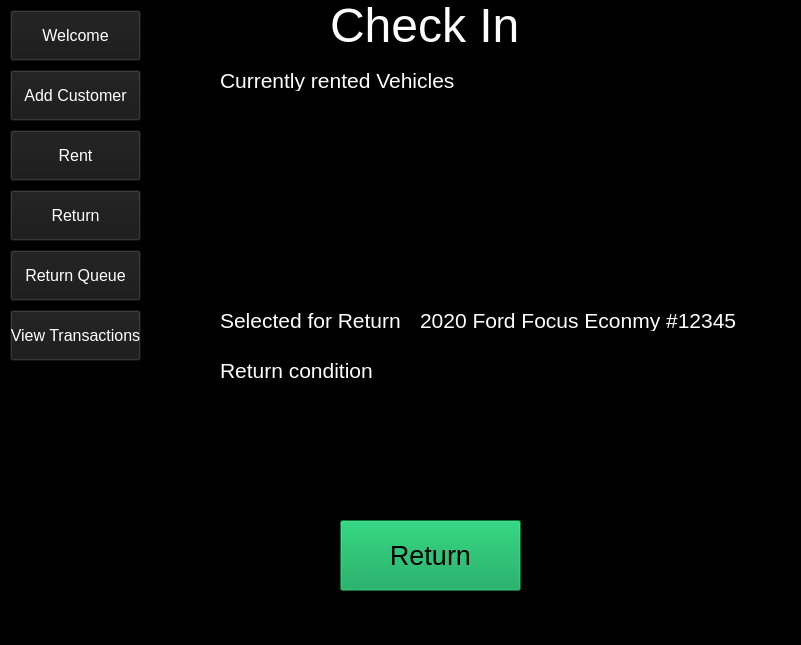
This is Rental_Management_Application/mainwindow.ui in thecodinghyrax/Rental_Management_DS_Project as Qt 5 draws it before an edit. The edited form follows.
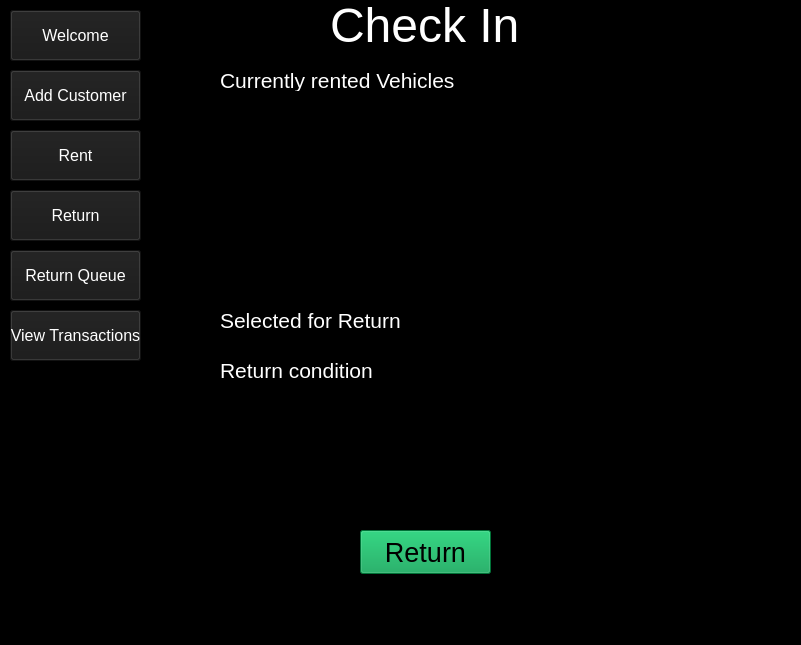
This is the edited form. The open tabs and pages were chosen to show the change. Icons and pictures are not drawn.

What changed in the file:
```diff
--- a/Rental_Management_Application/mainwindow.ui
+++ b/Rental_Management_Application/mainwindow.ui
@@ -21,7 +21,8 @@
    <bool>false</bool>
   </property>
   <property name="styleSheet">
-   <string notr="true">background-color: rgb(0, 0, 0);</string>
+   <string notr="true">background-color: rgb(0, 0, 0);
+color: rgb(255, 255, 255);</string>
   </property>
   <widget class="QWidget" name="centralwidget">
    <widget class="QStackedWidget" name="stackedWidget">
@@ -1195,25 +1196,38 @@
        <string>Selected for Return</string>
       </property>
      </widget>
-     <widget class="QLabel" name="label_26">
+     <widget class="QLabel" name="rentalSelectedForReturn">
+      <property name="enabled">
+       <bool>true</bool>
+      </property>
       <property name="geometry">
        <rect>
         <x>260</x>
-        <y>310</y>
-        <width>321</width>
-        <height>21</height>
+        <y>311</y>
+        <width>301</width>
+        <height>20</height>
        </rect>
       </property>
       <property name="font">
        <font>
-        <pointsize>16</pointsize>
+        <family>Segoe UI</family>
+        <pointsize>7</pointsize>
+        <italic>false</italic>
+        <bold>false</bold>
+        <kerning>true</kerning>
        </font>
       </property>
+      <property name="autoFillBackground">
+       <bool>false</bool>
+      </property>
       <property name="styleSheet">
        <string notr="true">color: rgb(255, 255, 255);</string>
       </property>
       <property name="text">
-       <string>2020 Ford Focus Econmy #12345 </string>
+       <string/>
+      </property>
+      <property name="textFormat">
+       <enum>Qt::PlainText</enum>
       </property>
      </widget>
      <widget class="QTextEdit" name="textEdit">
@@ -1250,10 +1264,10 @@
      <widget class="QPushButton" name="viewTransactionsNavBtn_3">
       <property name="geometry">
        <rect>
-        <x>180</x>
-        <y>520</y>
-        <width>181</width>
-        <height>71</height>
+        <x>200</x>
+        <y>530</y>
+        <width>131</width>
+        <height>44</height>
        </rect>
       </property>
       <property name="font">
```
Left out of the diff: 55 changed lines with no effect on the pictures.
